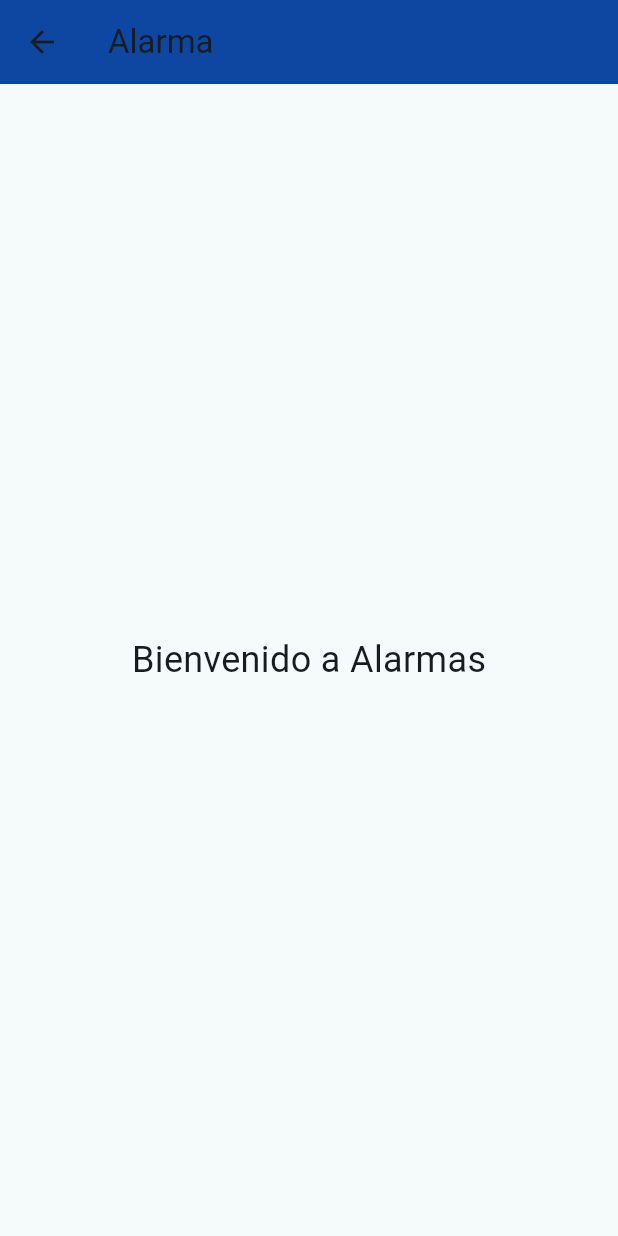
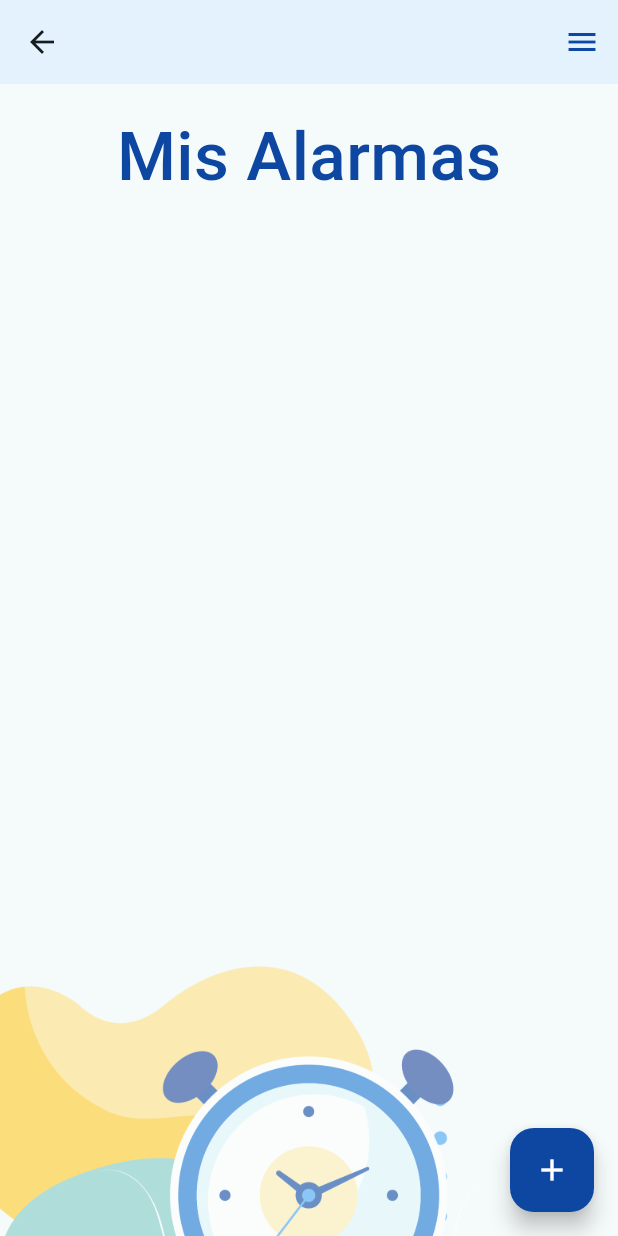
Before and after one commit to ValentinaRozo/sincronia, a Flutter app: the PantallaAlarma screen opened directly, on a phone screen of 412 x 824 dp. Run offline on Flutter 3.47's test engine with Material 3 defaults, Android fonts, the phone set to English and light mode, and no system bars.

Commit message:
Pantalla Alarmas con floating button

```diff
--- /dev/null
+++ b/lib/views/crear_alarma.dart
@@ -0,0 +1,21 @@
+import 'package:flutter/material.dart';
+
+class CrearAlarma extends StatelessWidget {
+  const CrearAlarma({super.key});
+
+  @override
+  Widget build(BuildContext context) {
+    return Scaffold(
+      appBar: AppBar(
+        title: const Text('Crear Alarma'),
+        backgroundColor: const Color(0xFF0D47A1),
+      ),
+      body: const Center(
+        child: Text(
+          'Pantalla para crear una nueva alarma',
+          style: TextStyle(fontSize: 24),
+        ),
+      ),
+    );
+  }
+}
--- a/lib/views/pantalla_alarmas.dart
+++ b/lib/views/pantalla_alarmas.dart
@@ -1,21 +1,73 @@
 import 'package:flutter/material.dart';
+import 'package:sincronia/views/crear_alarma.dart';
+import 'package:sincronia/widgets/floating_button.dart';
 
 class PantallaAlarma extends StatelessWidget {
   const PantallaAlarma({super.key});
 
   @override
   Widget build(BuildContext context) {
+    final size = MediaQuery.of(context).size;
+
     return Scaffold(
       appBar: AppBar(
-        title: const Text('Alarma'),
-        backgroundColor: const Color(0xFF0D47A1),
+        backgroundColor: const Color(0xFFE3F2FD),
+        centerTitle: true,
+        actions: [
+          IconButton(
+            icon: const Icon(Icons.menu),
+            color: const Color(0xFF0D47A1),
+            onPressed: () {
+              // Acción para el ícono de menú
+            },
+          )
+        ],
       ),
-      body: const Center(
-        child: Text(
-          'Bienvenido a Alarmas',
-          style: TextStyle(fontSize: 24),
-        ),
+
+      body: Stack(
+        children: [
+          Align(
+            alignment: Alignment.bottomLeft,
+            child: Opacity(
+              opacity: 0.6,
+              child: Image.asset(
+                'assets/alarmas_SincronIA.png',
+                height: size.height * 0.23,
+                fit: BoxFit.contain,
+              ),
+            ),
+          ),
+
+          const Center(
+            child: Column(
+              mainAxisAlignment: MainAxisAlignment.start,
+              children: [
+                Padding(
+                  padding: EdgeInsets.all(16.0),
+                  child: Text(
+                          'Mis Alarmas',
+                          style: TextStyle(
+                            fontSize: 45,
+                            fontWeight: FontWeight.w500,
+                            color: Color(0xFF0D47A1),
+                            fontFamily: 'Roboto',
+                          ),
+                        )
+                ),
+              ],
+            ),
+          ),
+        ],
       ),
+      floatingActionButton: CustomFloatingButton(
+        onPressed: () {
+          Navigator.push(
+            context,
+            MaterialPageRoute(builder: (context) => const CrearAlarma()),
+          );
+        },
+      ),
+
     );
   }
 }
--- /dev/null
+++ b/lib/widgets/floating_button.dart
@@ -0,0 +1,19 @@
+import 'package:flutter/material.dart';
+
+class CustomFloatingButton extends StatelessWidget {
+  final VoidCallback onPressed;
+
+  const CustomFloatingButton({
+    Key? key,
+    required this.onPressed,
+  }) : super(key: key);
+
+  @override
+  Widget build(BuildContext context) {
+    return FloatingActionButton(
+      onPressed: onPressed,
+      backgroundColor: const Color(0xFF0D47A1),
+      child: const Icon(Icons.add, color: Colors.white),
+    );
+  }
+}
```
Also changed, not shown: assets/alarmas_SincronIA.png (added).
